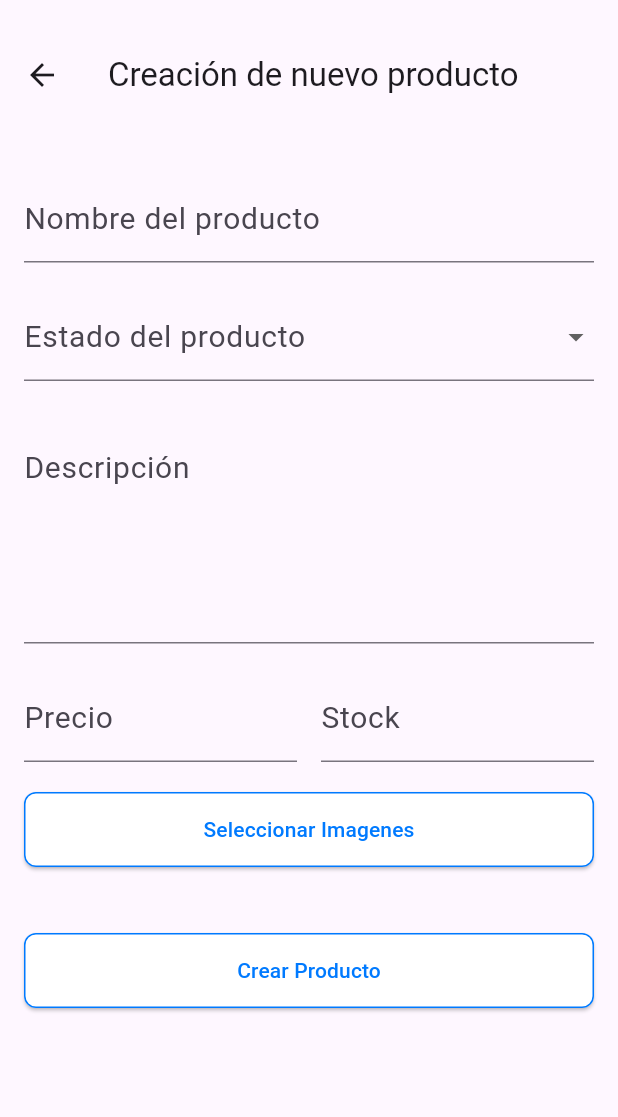
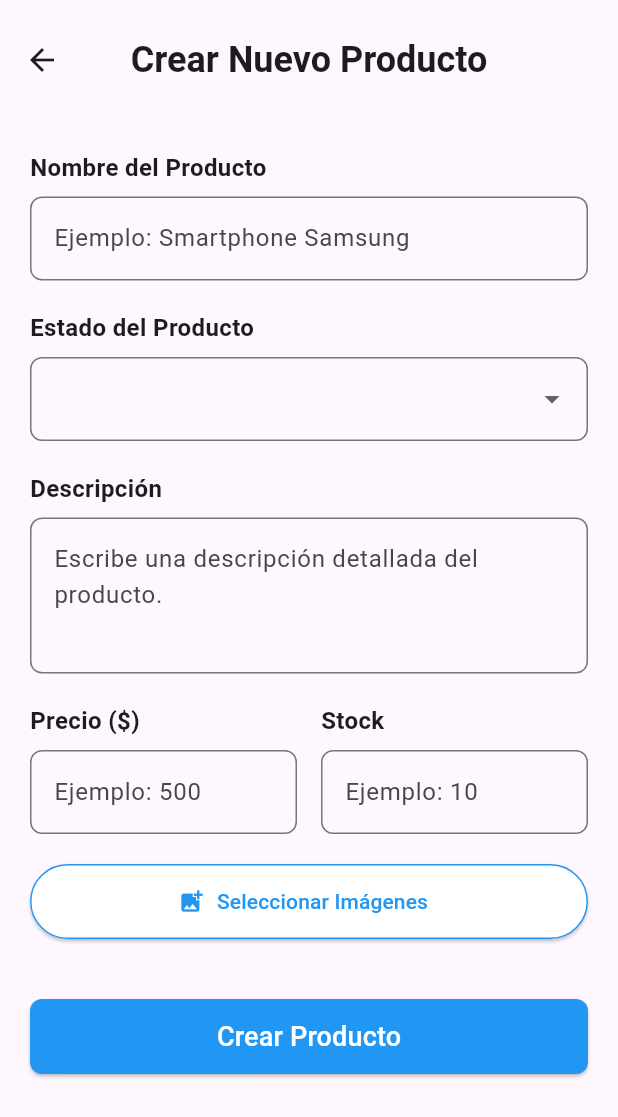
Before and after one commit to juan154850/comercia-app, a Flutter app: the AddProductScreen screen opened by its route, on a phone screen of 412 x 824 dp. Shown: the top 1117 px of the screen. Run offline on Flutter 3.47's test engine with Material 3 defaults, Android fonts, the phone set to English and light mode, and no system bars; our stand-ins replace cloud_firestore, firebase_auth, firebase_core, firebase_crashlytics, firebase_storage, image_picker and 1 more; missing offline and left inert: firebase_app_check, firebase_performance; accounts and stored records are empty.

Commit message:
mejorar la interfaz de creacion de productos

```diff
--- a/lib/screens/products/add_product_screen.dart
+++ b/lib/screens/products/add_product_screen.dart
@@ -27,7 +27,6 @@ class _AddProductScreenState extends State<AddProductScreen> {
 
   Future<void> _submitForm() async {
     if (_formKey.currentState?.validate() ?? false) {
-      // Subir cada imagen seleccionada a Firebase Storage
       for (File image in _selectedImages) {
         try {
           String imageUrl = await _productService.uploadImage(image);
@@ -37,13 +36,11 @@ class _AddProductScreenState extends State<AddProductScreen> {
         }
       }
 
-      // Si no hay URLs de imágenes, no se envía el producto
       if (_imageUrls.isEmpty) {
         print('No se pudo subir ninguna imagen.');
         return;
       }
 
-      // Agregar el producto a Firestore con las URLs de imágenes
       final name = _nameController.text;
       final price = double.tryParse(_priceController.text) ?? 0.0;
       final stock = int.tryParse(_stockController.text) ?? 0;
@@ -56,7 +53,9 @@ class _AddProductScreenState extends State<AddProductScreen> {
         description: description,
         images: _imageUrls,
         status: status,
-          stock: stock);
+        stock: stock,
+      );
+
       productNotifier.notify();
       Navigator.pop(context);
     }
@@ -69,7 +68,7 @@ class _AddProductScreenState extends State<AddProductScreen> {
     if (pickedFile != null) {
       File imageFile = File(pickedFile.path);
       setState(() {
-        _selectedImages.add(imageFile); // Guardar solo el archivo local
+        _selectedImages.add(imageFile);
       });
     } else {
       print("No se seleccionó ninguna imagen.");
@@ -80,32 +79,53 @@ class _AddProductScreenState extends State<AddProductScreen> {
   Widget build(BuildContext context) {
     return Scaffold(
       appBar: AppBar(
-        title: const Text('Creación de nuevo producto'),
+        title: const Text(
+          'Crear Nuevo Producto',
+          style: TextStyle(fontSize: 24, fontWeight: FontWeight.bold),
+        ),
         centerTitle: true,
-        //hacer que tenga un margen top
-        toolbarHeight: 100.0,
+        toolbarHeight: 80.0,
       ),
       body: SingleChildScrollView(
-        padding: const EdgeInsets.all(16.0),
+        padding: const EdgeInsets.all(20.0),
         child: Form(
           key: _formKey,
           child: Column(
+            crossAxisAlignment: CrossAxisAlignment.start,
             children: [
+              // Input: Nombre
+              const Text(
+                'Nombre del Producto',
+                style: TextStyle(fontSize: 16, fontWeight: FontWeight.bold),
+              ),
+              const SizedBox(height: 8),
               TextFormField(
                 controller: _nameController,
-                decoration: const InputDecoration(
-                    labelText: 'Nombre del producto',
-                    labelStyle: TextStyle(fontSize: 20)),
+                decoration: InputDecoration(
+                  hintText: 'Ejemplo: Smartphone Samsung',
+                  border: OutlineInputBorder(
+                    borderRadius: BorderRadius.circular(8.0),
+                  ),
+                ),
                 validator: (value) => value == null || value.isEmpty
-                    ? 'Este campo es requerido'
+                    ? 'Este campo es obligatorio'
                     : null,
               ),
               const SizedBox(height: 20),
+
+              // Dropdown: Estado del Producto
+              const Text(
+                'Estado del Producto',
+                style: TextStyle(fontSize: 16, fontWeight: FontWeight.bold),
+              ),
+              const SizedBox(height: 8),
               DropdownButtonFormField<String>(
                 value: _status,
-                decoration: const InputDecoration(
-                    labelText: 'Estado del producto',
-                    labelStyle: TextStyle(fontSize: 20)),
+                decoration: InputDecoration(
+                  border: OutlineInputBorder(
+                    borderRadius: BorderRadius.circular(8.0),
+                  ),
+                ),
                 items: const [
                   DropdownMenuItem(value: 'Nuevo', child: Text('Nuevo')),
                   DropdownMenuItem(value: 'Usado', child: Text('Usado')),
@@ -116,103 +136,170 @@ class _AddProductScreenState extends State<AddProductScreen> {
                   });
                 },
                 validator: (value) => value == null || value.isEmpty
-                    ? 'Este campo es requerido'
+                    ? 'Por favor selecciona el estado'
                     : null,
               ),
               const SizedBox(height: 20),
+
+              // Input: Descripción
+              const Text(
+                'Descripción',
+                style: TextStyle(fontSize: 16, fontWeight: FontWeight.bold),
+              ),
+              const SizedBox(height: 8),
               TextFormField(
                 controller: _descriptionController,
-                decoration: const InputDecoration(
-                    labelText: 'Descripción',
+                maxLines: 5,
+                minLines: 3,
+                decoration: InputDecoration(
+                  hintText: 'Escribe una descripción detallada del producto.',
                   alignLabelWithHint: true,
-                    labelStyle: TextStyle(fontSize: 20)),
-                maxLines: null,
-                minLines: 5,
-                keyboardType: TextInputType.multiline,
+                  border: OutlineInputBorder(
+                    borderRadius: BorderRadius.circular(8.0),
+                  ),
+                ),
                 validator: (value) => value == null || value.isEmpty
-                    ? 'Este campo es requerido'
+                    ? 'Este campo es obligatorio'
                     : null,
               ),
               const SizedBox(height: 20),
+
+              // Input: Precio y Stock
               Row(
                 children: [
                   Expanded(
-                    child: TextFormField(
+                    child: Column(
+                      crossAxisAlignment: CrossAxisAlignment.start,
+                      children: [
+                        const Text(
+                          'Precio (\$)',
+                          style: TextStyle(
+                            fontSize: 16,
+                            fontWeight: FontWeight.bold,
+                          ),
+                        ),
+                        const SizedBox(height: 8),
+                        TextFormField(
                           controller: _priceController,
-                      decoration: const InputDecoration(
-                        labelText: 'Precio',
-                        labelStyle: TextStyle(fontSize: 20),
-                        hintText:
-                            '\$500', // Texto de fondo para indicar el formato esperado
+                          decoration: InputDecoration(
+                            hintText: 'Ejemplo: 500',
+                            border: OutlineInputBorder(
+                              borderRadius: BorderRadius.circular(8.0),
+                            ),
                           ),
                           keyboardType: TextInputType.number,
                           validator: (value) => value == null || value.isEmpty
-                          ? 'Este campo es requerido'
+                              ? 'Este campo es obligatorio'
                               : null,
                         ),
+                      ],
                     ),
-                  const SizedBox(width: 16), // Espacio entre los dos campos
+                  ),
+                  const SizedBox(width: 16),
                   Expanded(
-                    child: TextFormField(
+                    child: Column(
+                      crossAxisAlignment: CrossAxisAlignment.start,
+                      children: [
+                        const Text(
+                          'Stock',
+                          style: TextStyle(
+                            fontSize: 16,
+                            fontWeight: FontWeight.bold,
+                          ),
+                        ),
+                        const SizedBox(height: 8),
+                        TextFormField(
                           controller: _stockController,
-                      decoration: const InputDecoration(
-                        labelText: 'Stock',
-                        labelStyle: TextStyle(fontSize: 20),
-                        hintText:
-                            '2', // Texto de fondo para indicar el formato esperado
+                          decoration: InputDecoration(
+                            hintText: 'Ejemplo: 10',
+                            border: OutlineInputBorder(
+                              borderRadius: BorderRadius.circular(8.0),
+                            ),
                           ),
                           keyboardType: TextInputType.number,
                           validator: (value) => value == null || value.isEmpty
-                          ? 'Este campo es requerido'
+                              ? 'Este campo es obligatorio'
                               : null,
+                        ),
+                      ],
                     ),
                   ),
                 ],
               ),
               const SizedBox(height: 20),
-              ElevatedButton(
+
+              // Botón: Seleccionar Imágenes
+              ElevatedButton.icon(
+                onPressed: _pickImage,
+                icon: const Icon(Icons.add_photo_alternate, color: Colors.blue),
+                label: const Text(
+                  'Seleccionar Imágenes',
+                  style: TextStyle(color: Colors.blue),
+                ),
                 style: ElevatedButton.styleFrom(
                   minimumSize: const Size(double.infinity, 50),
                   backgroundColor: Colors.white,
+                  side: const BorderSide(color: Colors.blue),
+                ),
+              ),
+              const SizedBox(height: 16),
+
+              // Vista Previa de Imágenes
+              if (_selectedImages.isNotEmpty)
+                GridView.builder(
+                  itemCount: _selectedImages.length,
+                  shrinkWrap: true,
+                  physics: const NeverScrollableScrollPhysics(),
+                  gridDelegate: const SliverGridDelegateWithFixedCrossAxisCount(
+                    crossAxisCount: 3,
+                    crossAxisSpacing: 10,
+                    mainAxisSpacing: 10,
+                  ),
+                  itemBuilder: (context, index) {
+                    return Stack(
+                      children: [
+                        ClipRRect(
+                          borderRadius: BorderRadius.circular(8.0),
+                          child: Image.file(
+                            _selectedImages[index],
+                            fit: BoxFit.cover,
+                          ),
+                        ),
+                        Positioned(
+                          top: 4,
+                          right: 4,
+                          child: GestureDetector(
+                            onTap: () {
+                              setState(() {
+                                _selectedImages.removeAt(index);
+                              });
+                            },
+                            child: const CircleAvatar(
+                              radius: 12,
+                              backgroundColor: Colors.red,
+                              child: Icon(Icons.close, size: 16),
+                            ),
+                          ),
+                        ),
+                      ],
+                    );
+                  },
+                ),
+              const SizedBox(height: 24),
+
+              // Botón: Crear Producto
+              ElevatedButton(
+                onPressed: _submitForm,
+                style: ElevatedButton.styleFrom(
+                  minimumSize: const Size(double.infinity, 50),
+                  backgroundColor: Colors.blue,
                   shape: RoundedRectangleBorder(
                     borderRadius: BorderRadius.circular(8.0),
-                    side: const BorderSide(color: Color(0xFF007AFF)),
                   ),
                 ),
-                onPressed: _pickImage,
-                child: const Text(
-                  'Seleccionar Imagenes',
-                  style: TextStyle(color: Color(0xFF007AFF)),
-                ),
-              ),
-              const SizedBox(height: 20),
-              if (_selectedImages.isNotEmpty)
-                Wrap(
-                  spacing: 8,
-                  runSpacing: 8,
-                  children: _selectedImages
-                      .map((file) => Image.file(
-                            file,
-                            width: 100,
-                            height: 100,
-                            fit: BoxFit.cover,
-                          ))
-                      .toList(),
-                ),
-              const SizedBox(height: 24),
-              ElevatedButton(
-                style: ElevatedButton.styleFrom(
-                  minimumSize: const Size(double.infinity, 50),
-                  backgroundColor: Colors.white,
-                  shape: RoundedRectangleBorder(
-                    borderRadius: BorderRadius.circular(8.0),
-                    side: const BorderSide(color: Color(0xFF007AFF)),
-                  ),
-                ),
-                onPressed: _submitForm,
                 child: const Text(
                   'Crear Producto',
-                  style: TextStyle(color: Color(0xFF007AFF)),
+                  style: TextStyle(fontSize: 18, color: Colors.white),
                 ),
               ),
             ],
```
Lines whose indentation alone changed are shown as unchanged.
